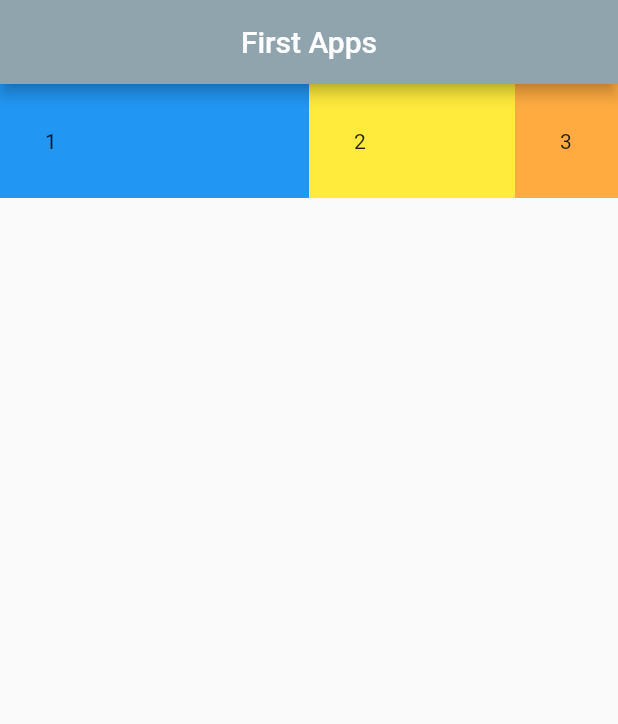
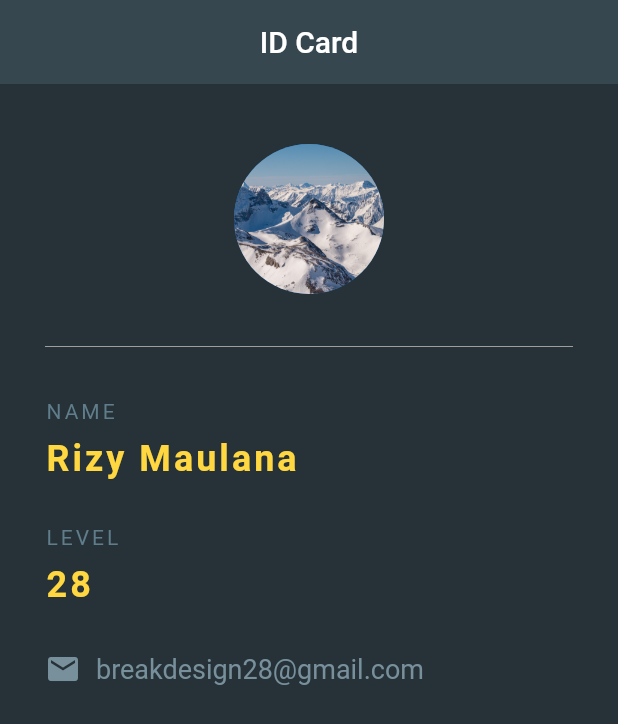
Before and after one commit to breakdesign/flutter, a Flutter app: the screen it shows after launch, on a phone screen of 412 x 824 dp. Shown: the top 724 px of the screen. Run offline on Flutter 3.47's test engine with Material 2 defaults, Android fonts, the phone set to English and light mode, and no system bars.

Commit message:
lesson 15 mini project id card

```diff
--- a/lib/main.dart
+++ b/lib/main.dart
@@ -1,3 +1,5 @@
+import 'dart:ui';
+
 import 'package:flutter/material.dart';
 
 void main() => runApp(MaterialApp(
@@ -10,44 +12,86 @@ class HomeStateless extends StatelessWidget {
   @override
   Widget build(BuildContext context) {
     return Scaffold(
+      backgroundColor: Colors.blueGrey[900],
       appBar: AppBar(
-        title: const Text("First Apps"),
+        title: const Text("ID Card"),
         centerTitle: true,
-        backgroundColor: Colors.blueGrey[300],
+        backgroundColor: Colors.blueGrey[800],
+        elevation: 0.0,
       ),
-      body: Row(
-        children: [
-          // cara menghitung perbandingan flex di expanded
-          // dilihat dari total flex dalam satu children
-          // contoh: 3 + 2 + 1 = 6
-          // jika pakai flex: 3 maka akan expand sebanyak 3/6
-          // jika pakai flex: 2 maka akan expand sebanyak 2/6
-          // jika pakai flex: 1 maka akan expand sebanyak 1/6
-          Expanded(
-            flex: 3,
-            child: Container(
-              padding: const EdgeInsets.all(30.0),
-              color: Colors.blue,
-              child: const Text("1"),
+      body: Padding(
+        padding: const EdgeInsets.fromLTRB(30.0, 40.0, 30.0, 0.0),
+        child: Column(
+          crossAxisAlignment: CrossAxisAlignment.start,
+          children: [
+            const Center(
+              child: CircleAvatar(
+                backgroundImage: AssetImage('images/img-1.jpg'),
+                radius: 50.0,
+              ),
             ),
-          ),
-          Expanded(
-            flex: 2,
-            child: Container(
-              padding: const EdgeInsets.all(30.0),
-              color: Colors.yellow,
-              child: const Text("2"),
+            const Divider(
+              height: 70.0,
+              color: Colors.grey,
             ),
-          ),
-          Expanded(
-            flex: 1,
-            child: Container(
-              padding: const EdgeInsets.all(30.0),
-              color: Colors.orangeAccent,
-              child: const Text("3"),
+            const Text(
+              'NAME',
+              style: TextStyle(
+                color:  Colors.blueGrey,
+                letterSpacing: 2.0
+              ),
             ),
-          )
-        ],
+            const SizedBox(
+              height: 10.0,
+            ),
+            const Text(
+              'Rizy Maulana',
+              style: TextStyle(
+                color:  Colors.amberAccent,
+                letterSpacing: 2.0,
+                fontSize: 24.0,
+                fontWeight: FontWeight.bold
+              ),
+            ),
+            const SizedBox(height: 30.0),
+            const Text(
+              'LEVEL',
+              style: TextStyle(
+                  color:  Colors.blueGrey,
+                  letterSpacing: 2.0,
+              ),
+            ),
+            const SizedBox(
+              height: 10.0,
+            ),
+            const Text(
+              '28',
+              style: TextStyle(
+                  color:  Colors.amberAccent,
+                  letterSpacing: 2.0,
+                  fontSize: 24.0,
+                  fontWeight: FontWeight.bold
+              ),
+            ),
+            const SizedBox(height: 30.0),
+            Row(
+              children: [
+                Icon(
+                  Icons.email,
+                  color: Colors.blueGrey[400],
+                ),
+                const SizedBox(width: 10.0),
+                Text(
+                  "breakdesign28@gmail.com",
+                  style: TextStyle(
+                    color: Colors.blueGrey[400],
+                    fontSize: 18.0,
+                  ),
+                )
+              ],
+            )
+          ],
+        ),
       )
     );
   }
```
